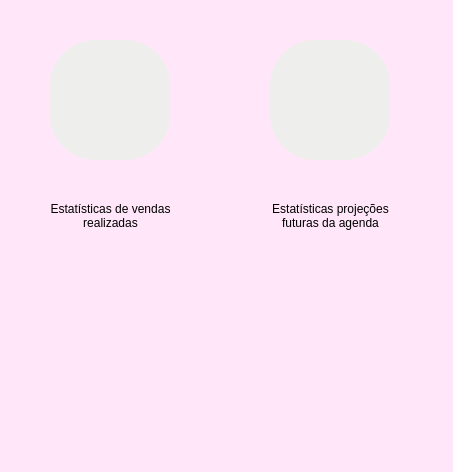
Old version of the form telas_duda/menu_estatisticas.ui in the repository JVwolfart/PROJETO-SALAO-JOVEM-PROGRAMADOR.
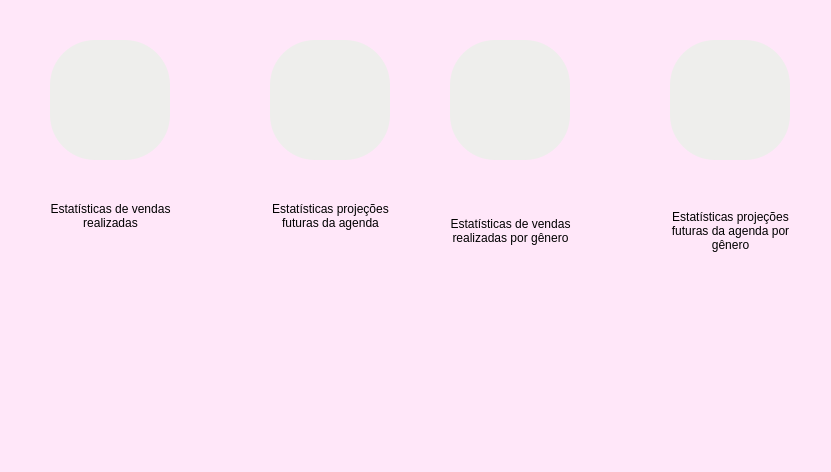
New version of the form. Icons and pictures are not drawn.

The edit to the form file:
```diff
--- a/telas_duda/menu_estatisticas.ui
+++ b/telas_duda/menu_estatisticas.ui
@@ -9,7 +9,7 @@
    <rect>
     <x>0</x>
     <y>0</y>
-    <width>453</width>
+    <width>831</width>
     <height>472</height>
    </rect>
   </property>
@@ -157,8 +157,8 @@
   <widget class="QLabel" name="label_3">
    <property name="geometry">
     <rect>
-     <x>90</x>
-     <y>310</y>
+     <x>500</x>
+     <y>320</y>
      <width>291</width>
      <height>121</height>
     </rect>
@@ -173,6 +173,129 @@
     <bool>true</bool>
    </property>
   </widget>
+  <widget class="QLabel" name="label_4">
+   <property name="geometry">
+    <rect>
+     <x>670</x>
+     <y>170</y>
+     <width>121</width>
+     <height>121</height>
+    </rect>
+   </property>
+   <property name="text">
+    <string>Estatísticas projeções futuras da agenda por gênero</string>
+   </property>
+   <property name="alignment">
+    <set>Qt::AlignCenter</set>
+   </property>
+   <property name="wordWrap">
+    <bool>true</bool>
+   </property>
+  </widget>
+  <widget class="QLabel" name="label_5">
+   <property name="geometry">
+    <rect>
+     <x>450</x>
+     <y>170</y>
+     <width>121</width>
+     <height>121</height>
+    </rect>
+   </property>
+   <property name="text">
+    <string>Estatísticas de vendas realizadas por gênero</string>
+   </property>
+   <property name="alignment">
+    <set>Qt::AlignCenter</set>
+   </property>
+   <property name="wordWrap">
+    <bool>true</bool>
+   </property>
+  </widget>
+  <widget class="QPushButton" name="Btn_Estat_genero">
+   <property name="enabled">
+    <bool>true</bool>
+   </property>
+   <property name="geometry">
+    <rect>
+     <x>450</x>
+     <y>40</y>
+     <width>120</width>
+     <height>120</height>
+    </rect>
+   </property>
+   <property name="cursor">
+    <cursorShape>PointingHandCursor</cursorShape>
+   </property>
+   <property name="toolTip">
+    <string>Estatísticas por gênero baseado nas vendas realizadas</string>
+   </property>
+   <property name="styleSheet">
+    <string notr="true">QPushButton:hover {   
+    border: 10px solid ;
+	border-color: rgb(236, 174, 204);
+    border-radius: 45px;   
+   
+}
+QPushButton{   
+    background-color:rgb(238, 238, 236);
+	border-radius: 45px;
+}</string>
+   </property>
+   <property name="text">
+    <string/>
+   </property>
+   <property name="icon">
+    <iconset>
+     <normaloff>../IMAGENS/icone_estat_genero.png</normaloff>../IMAGENS/icone_estat_genero.png</iconset>
+   </property>
+   <property name="iconSize">
+    <size>
+     <width>100</width>
+     <height>100</height>
+    </size>
+   </property>
+  </widget>
+  <widget class="QPushButton" name="Btn_Estat_genero_futuro">
+   <property name="geometry">
+    <rect>
+     <x>670</x>
+     <y>40</y>
+     <width>120</width>
+     <height>120</height>
+    </rect>
+   </property>
+   <property name="cursor">
+    <cursorShape>PointingHandCursor</cursorShape>
+   </property>
+   <property name="toolTip">
+    <string>Previsões futuras baseado nos agendamentos por gênero</string>
+   </property>
+   <property name="styleSheet">
+    <string notr="true">QPushButton:hover {   
+    border: 10px solid ;
+	border-color: rgb(236, 174, 204);
+    border-radius: 45px;   
+   
+}
+QPushButton{   
+    background-color:rgb(238, 238, 236);
+	border-radius: 45px;
+}</string>
+   </property>
+   <property name="text">
+    <string/>
+   </property>
+   <property name="icon">
+    <iconset>
+     <normaloff>../IMAGENS/icone_estat_genero_futuro.png</normaloff>../IMAGENS/icone_estat_genero_futuro.png</iconset>
+   </property>
+   <property name="iconSize">
+    <size>
+     <width>100</width>
+     <height>100</height>
+    </size>
+   </property>
+  </widget>
  </widget>
  <resources/>
  <connections/>
```
